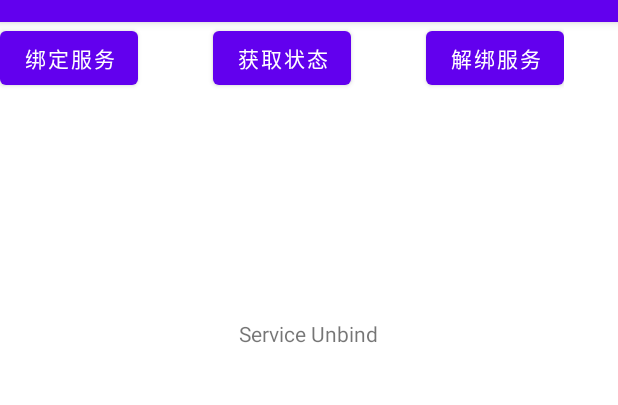
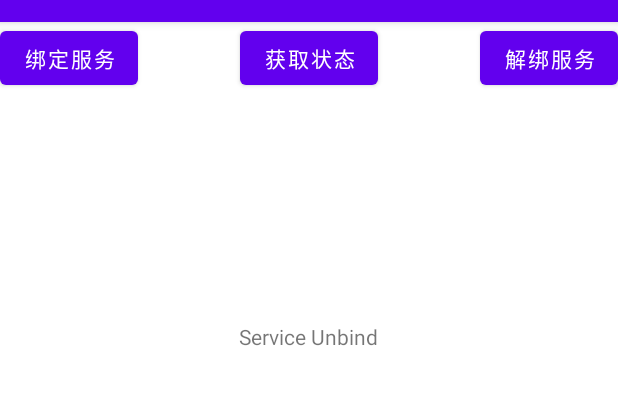
Before and after one commit to ong0124/android-ex4, an Android app: the screen it shows after launch (MainActivity), after a tap on "解绑服务", on a phone screen of 412 x 824 dp, the part 62-467 px from its top. Run offline under Robolectric (Android 15) with nearby library versions, the phone set to English and light mode, and no system bars; 2 other taps on this screen came first.

Commit message:
Update UI and Fix Count Add and Sudden Quit

```diff
--- a/app/src/main/java/com/example/a2025123051ex4/MainActivity.java
+++ b/app/src/main/java/com/example/a2025123051ex4/MainActivity.java
@@ -50,18 +50,26 @@ public class MainActivity extends AppCompatActivity implements View.OnClickListe
         intent.setClass(MainActivity.this,MyService.class);
         switch (v.getId()){
             case R.id.btn_main_activity_bind_service:
+            if(!isServiceBind){
                 tvServiceStatus.setText("Service created");
                 bindService(intent,conn, Service.BIND_AUTO_CREATE);
+                isServiceBind=true;
+            }
 //如果service 尚未绑定就绑定，如果已经绑定则忽略
                 break;
             case R.id.btn_main_activity_get_status:
-                tvServiceStatus.setText(serviceBinder.getCount());
+                if(isServiceBind){
+                    tvServiceStatus.setText(serviceBinder.getCount()+"");
+                }
 //如果service 已经绑定，获取service 的count 计数并显示在截面上。
                 break;
             case R.id.btn_main_activity_unbind_service:
 //如果service 已经绑定，则可以解绑，否则忽略
-                tvServiceStatus.setText("Service Unbind");
-                unbindService(conn);
+                if(isServiceBind){
+                    tvServiceStatus.setText("Service Unbind");
+                    unbindService(conn);
+                    isServiceBind=false;
+                }
                 break;
         }
     }
--- a/app/src/main/res/layout/activity_main.xml
+++ b/app/src/main/res/layout/activity_main.xml
@@ -9,8 +9,9 @@
     >
 
     <LinearLayout
-        android:layout_width="wrap_content"
-        android:layout_height="wrap_content">
+        android:layout_width="fill_parent"
+        android:layout_height="50dp"
+        android:orientation="horizontal">
 
         <Button
             android:id="@+id/btn_main_activity_bind_service"
@@ -18,18 +19,24 @@
             android:layout_height="wrap_content"
             android:text="绑定服务"></Button>
 
+        <View android:layout_width="wrap_content"
+	        android:layout_height="wrap_content"
+	        android:layout_weight="1" />
+
         <Button
             android:id="@+id/btn_main_activity_get_status"
             android:layout_width="wrap_content"
             android:layout_height="wrap_content"
-            android:layout_marginLeft="50dp"
             android:text="获取状态"></Button>
+
+        <View android:layout_width="wrap_content"
+	        android:layout_height="wrap_content"
+	        android:layout_weight="1" />
 
         <Button
             android:id="@+id/btn_main_activity_unbind_service"
             android:layout_width="wrap_content"
             android:layout_height="wrap_content"
-            android:layout_marginLeft="50dp"
             android:text="解绑服务"
 
             ></Button>
@@ -46,7 +53,4 @@
         android:layout_marginTop="150dp">
     </TextView>
 
-
-
-
 </LinearLayout>
```
Also changed, not shown: app/src/main/java/com/example/a2025123051ex4/MyService.java (+18 -21 lines). Lines whose indentation alone changed are shown as unchanged.
